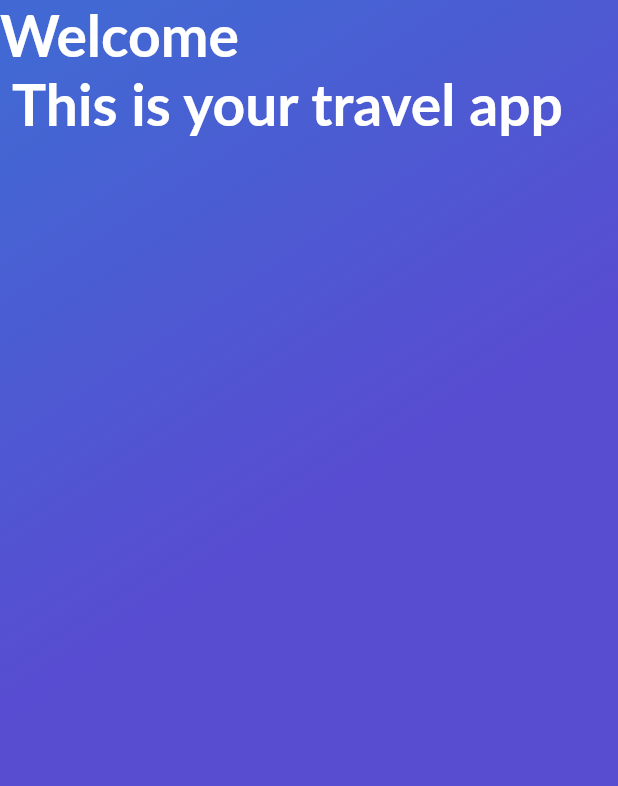
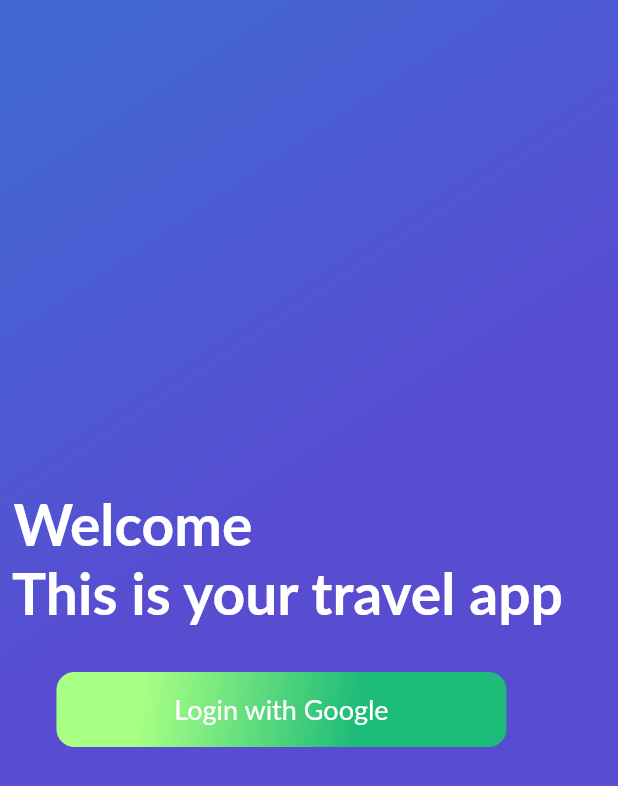
Before and after one commit to bryansrm/flutter-platzi-trips, a Flutter app: the screen it shows after launch, on a phone screen of 412 x 824 dp. Shown: the top 786 px of the screen. Run offline on Flutter 3.47's test engine with Material 2 defaults, Android fonts, the phone set to English and light mode, and no system bars; missing offline and left inert: generic_bloc_provider; Roboto replaces fonts that are missing (Lato).

Commit message:
boton login with google

```diff
--- a/lib/User/ui/screens/sign_in.dart
+++ b/lib/User/ui/screens/sign_in.dart
@@ -1,7 +1,7 @@
-import 'package:design_app_pz/widgets/gradient_back.dart';
 import 'package:flutter/material.dart';
 
-
+import 'package:design_app_pz/widgets/gradient_back.dart';
+import 'package:design_app_pz/widgets/button_green.dart';
 
 class SignInPage extends StatefulWidget {
   @override
@@ -20,14 +20,21 @@ class _SignInPageState extends State<SignInPage> {
         children: <Widget>[
           GradientBack("", null),
           Column(
+            mainAxisAlignment: MainAxisAlignment.center,
             children: <Widget>[
-              Text('Welcome \n This is your travel app',
+              Text(' Welcome \n This is your travel app',
                 style: TextStyle(
                   fontSize: 38.0,
                   fontFamily: "Lato",
                   color: Colors.white,
                   fontWeight: FontWeight.bold
                 ),
+              ),
+              ButtonGreen(
+                text: 'Login with Google',
+                width: 300.0,
+                height: 50.0,
+                onPressed: (){}
               )
             ],
           )
--- /dev/null
+++ b/lib/widgets/button_green.dart
@@ -0,0 +1,57 @@
+import 'package:flutter/material.dart';
+
+class ButtonGreen extends StatefulWidget {
+
+  final String text;
+  final VoidCallback onPressed;
+  double height = 0;
+  double width = 0;
+
+  ButtonGreen({@required this.text, @required this.onPressed, this.height, this.width});
+
+  @override
+  _ButtonGreenState createState() => _ButtonGreenState();
+}
+
+class _ButtonGreenState extends State<ButtonGreen> {
+  @override
+  Widget build(BuildContext context) {
+    return InkWell(
+      onTap: widget.onPressed,
+      child: Container(
+        margin: EdgeInsets.only(
+            top: 30.0,
+            left: 20.0,
+            right: 20.0
+        ),
+        height: widget.height,
+        width: widget.width,
+        decoration: BoxDecoration(
+            borderRadius: BorderRadius.circular(12.0),
+            gradient: LinearGradient(
+              colors: [
+                Color(0xFFa7ff84),
+                Color(0xFF1cbb78)
+              ],
+              begin: FractionalOffset(0.2, 0.0),
+              end: FractionalOffset(1.0, 0.6),
+              stops: [0.0, 0.6],
+              tileMode: TileMode.clamp
+
+            )
+        ),
+        child: Center(
+          child: Text(
+            widget.text,
+            style: TextStyle(
+              fontSize: 18.0,
+              fontFamily: "Lato",
+              color: Colors.white
+            ),
+
+          ),
+        ),
+      ),
+    );
+  }
+}
```
